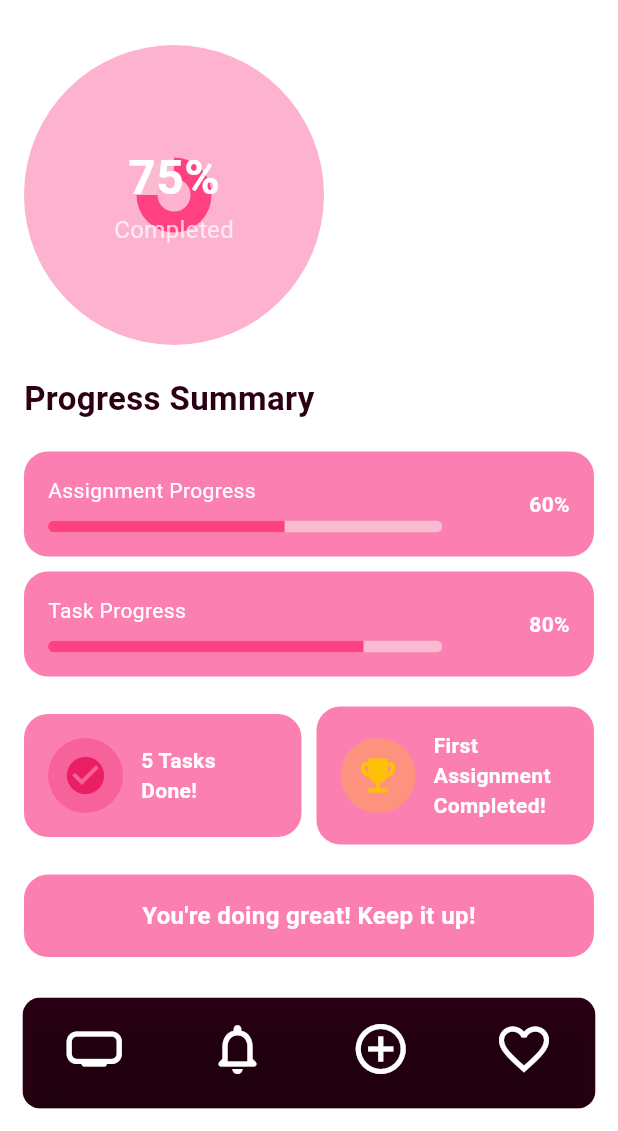
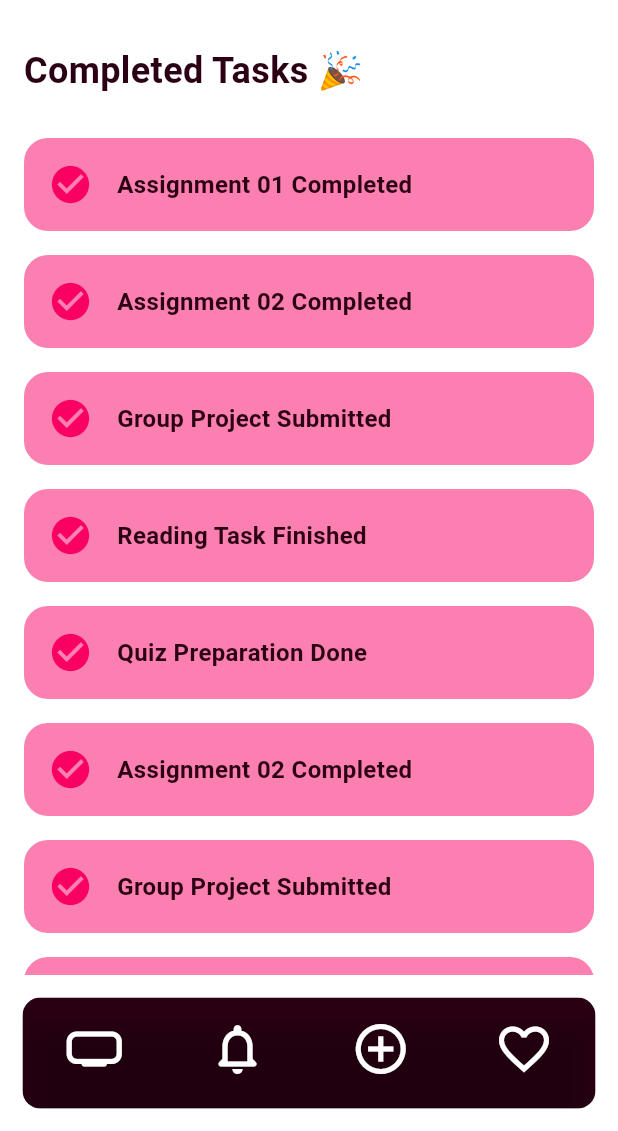
Before and after one commit to Dinesh0017/brain_buddy, a Flutter app: the DoneScreen screen opened by its route, on a phone screen of 412 x 824 dp, the part 105-1236 px from its top. Run offline on Flutter 3.47's test engine with Material 3 defaults, Android fonts, the phone set to English and light mode, and no system bars; our stand-ins replace fl_chart.

Commit message:
update done screen

```diff
--- a/lib/screens/done/done_screen.dart
+++ b/lib/screens/done/done_screen.dart
@@ -1,91 +1,58 @@
+import 'package:brain_buddy/screens/planner/planner_screen.dart';
+import 'package:flutter/material.dart';
 import 'package:brain_buddy/config/app_color.dart';
 import 'package:brain_buddy/widgets/main_screen_com.dart';
-import 'package:flutter/material.dart';
-import 'package:fl_chart/fl_chart.dart';
 
-class DoneScreen extends StatefulWidget {
+class DoneScreen extends StatelessWidget {
   const DoneScreen({super.key});
 
   @override
-  State<DoneScreen> createState() => _DoneScreenState();
-}
+  Widget build(BuildContext context) {
+    List<String> completedTasks = [
+      "Assignment 01 Completed",
+      "Assignment 02 Completed",
+      "Group Project Submitted",
+      "Reading Task Finished",
+      "Quiz Preparation Done",
+      "Assignment 02 Completed",
+      "Group Project Submitted",
+      "Reading Task Finished",
+      "Quiz Preparation Done",
+    ];
 
-class _DoneScreenState extends State<DoneScreen> {
-  double overallProgress = 75; // Overall circular progress
-  double assignmentProgress = 60; // Assignment bar
-  double taskProgress = 80; // Task bar
-
-  @override
-  Widget build(BuildContext context) {
     return MainScreenCom(
       children: [
         const SizedBox(height: 20),
-        _buildProgressCircle(overallProgress),
-        const SizedBox(height: 20),
         const Text(
-          'Progress Summary',
-          style: TextStyle(fontSize: 22, fontWeight: FontWeight.bold, color: AppColors.primary),
+          "Completed Tasks 🎉",
+          style: TextStyle(
+            fontSize: 24,
+            fontWeight: FontWeight.bold,
+            color: AppColors.primary,
+          ),
+          textAlign: TextAlign.center,
         ),
         const SizedBox(height: 20),
-        _buildProgressBar('Assignment Progress', assignmentProgress),
-        const SizedBox(height: 10),
-        _buildProgressBar('Task Progress', taskProgress),
-        const SizedBox(height: 20),
-        Row(
-          children: [
-            Expanded(child: _buildCard(Icons.check_circle, '5 Tasks\nDone!', Colors.pink)),
-            const SizedBox(width: 10),
-            Expanded(child: _buildCard(Icons.emoji_events, 'First Assignment\nCompleted!', Colors.amber)),
-          ],
+        ...completedTasks.map((task) => _buildDoneCard(task)).toList(),
+        const SizedBox(height: 30),
+        const Text(
+          "You're smashing your goals!",
+          style: TextStyle(
+            fontSize: 18,
+            fontWeight: FontWeight.w600,
+            color: AppColors.primary,
+          ),
+          textAlign: TextAlign.center,
         ),
-        const SizedBox(height: 20),
-        _buildMotivationalCard(),
-        const SizedBox(height: 20),
-        _buildLineChart(),
-        const SizedBox(height: 20),
+        const SizedBox(height: 30),
+        _buildBackButton(context),
       ],
     );
   }
 
-  Widget _buildProgressCircle(double percent) {
+  Widget _buildDoneCard(String task) {
     return Container(
-      width: 200,
-      height: 200,
-      decoration: BoxDecoration(
-        shape: BoxShape.circle,
-        color: AppColors.secondary.withOpacity(0.3),
-      ),
-      child: Center(
-        child: Stack(
-          alignment: Alignment.center,
-          children: [
-            CircularProgressIndicator(
-              value: percent / 100,
-              strokeWidth: 14,
-              backgroundColor: Colors.pink[100],
-              valueColor: AlwaysStoppedAnimation<Color>(Colors.pinkAccent),
-            ),
-            Column(
-              mainAxisSize: MainAxisSize.min,
-              children: [
-                Text(
-                  '${percent.toInt()}%',
-                  style: const TextStyle(fontSize: 32, fontWeight: FontWeight.bold, color: Colors.white),
-                ),
-                const Text(
-                  'Completed',
-                  style: TextStyle(fontSize: 16, color: Colors.white70),
-                ),
-              ],
-            ),
-          ],
-        ),
-      ),
-    );
-  }
-
-  Widget _buildProgressBar(String title, double value) {
-    return Container(
+      margin: const EdgeInsets.symmetric(vertical: 8),
       padding: const EdgeInsets.all(16),
       decoration: BoxDecoration(
         color: AppColors.secondary.withOpacity(0.5),
@@ -93,32 +60,16 @@ class _DoneScreenState extends State<DoneScreen> {
       ),
       child: Row(
         children: [
+          const Icon(Icons.check_circle, color: AppColors.secondary, size: 30),
+          const SizedBox(width: 16),
           Expanded(
-            flex: 7,
-            child: Column(
-              crossAxisAlignment: CrossAxisAlignment.start,
-              children: [
-                Text(title, style: const TextStyle(color: Colors.white)),
-                const SizedBox(height: 10),
-                ClipRRect(
-                  borderRadius: BorderRadius.circular(8),
-                  child: LinearProgressIndicator(
-                    value: value / 100,
-                    color: Colors.pinkAccent,
-                    backgroundColor: Colors.pink[100],
-                    minHeight: 8,
-                  ),
-                ),
-              ],
-            ),
-          ),
-          const SizedBox(width: 10),
-          Expanded(
-            flex: 2,
             child: Text(
-              '${value.toInt()}%',
-              style: const TextStyle(color: Colors.white, fontWeight: FontWeight.bold),
-              textAlign: TextAlign.end,
+              task,
+              style: const TextStyle(
+                fontSize: 16,
+                fontWeight: FontWeight.w600,
+                color: AppColors.primary,
+              ),
             ),
           ),
         ],
@@ -126,104 +77,24 @@ class _DoneScreenState extends State<DoneScreen> {
     );
   }
 
-  Widget _buildCard(IconData icon, String text, Color iconColor) {
-    return Container(
-      padding: const EdgeInsets.all(16),
-      decoration: BoxDecoration(
-        color: AppColors.secondary.withOpacity(0.5),
-        borderRadius: BorderRadius.circular(16),
-      ),
-      child: Row(
-        children: [
-          Container(
-            padding: const EdgeInsets.all(10),
-            decoration: BoxDecoration(
-              color: iconColor.withOpacity(0.3),
-              shape: BoxShape.circle,
-            ),
-            child: Icon(icon, color: iconColor, size: 30),
+  Widget _buildBackButton(BuildContext context) {
+    return GestureDetector(
+      onTap: () {
+  Navigator.push(context, MaterialPageRoute(builder: (_) => PlannerScreen()));
+},
+      child: Container(
+        width: double.infinity,
+        padding: const EdgeInsets.symmetric(vertical: 16),
+        decoration: BoxDecoration(
+          color: AppColors.secondary,
+          borderRadius: BorderRadius.circular(12),
+
+        ),
+        child: const Center(
+          child: Text(
+            'Go to Planner',
+            style: TextStyle(fontWeight: FontWeight.bold, color: AppColors.textPrimary,fontSize: 18),
           ),
-          const SizedBox(width: 12),
-          Expanded(
-            child: Text(
-              text,
-              style: const TextStyle(color: Colors.white, fontWeight: FontWeight.bold, fontSize: 14),
-            ),
-          ),
-        ],
-      ),
-    );
-  }
-
-  Widget _buildMotivationalCard() {
-    return Container(
-      width: double.infinity,
-      padding: const EdgeInsets.all(16),
-      decoration: BoxDecoration(
-        color: AppColors.secondary.withOpacity(0.5),
-        borderRadius: BorderRadius.circular(16),
-      ),
-      child: const Center(
-        child: Text(
-          "You're doing great! Keep it up!",
-          style: TextStyle(color: Colors.white, fontSize: 16, fontWeight: FontWeight.bold),
-          textAlign: TextAlign.center,
-        ),
-      ),
-    );
-  }
-
-  Widget _buildLineChart() {
-    return SizedBox(
-      height: 150,
-      child: LineChart(
-        LineChartData(
-          gridData: FlGridData(show: false),
-          titlesData: FlTitlesData(
-            bottomTitles: AxisTitles(
-              sideTitles: SideTitles(
-                showTitles: true,
-                interval: 1,
-                getTitlesWidget: (value, meta) {
-                  List<String> days = ["S", "M", "T", "W", "T", "F", "S"];
-                  int index = value.toInt();
-                  if (index < 0 || index >= days.length) {
-                    return const SizedBox.shrink();
-                  }
-                  return Text(
-                    days[index],
-                    style: const TextStyle(color: AppColors.textPrimary, fontWeight: FontWeight.bold),
-                  );
-                },
-              ),
-            ),
-            leftTitles: AxisTitles(sideTitles: SideTitles(showTitles: false)),
-            topTitles: AxisTitles(sideTitles: SideTitles(showTitles: false)),
-            rightTitles: AxisTitles(sideTitles: SideTitles(showTitles: false)),
-          ),
-          minX: 0,
-          maxX: 6,
-          minY: 0,
-          maxY: 10,
-          lineBarsData: [
-            LineChartBarData(
-              isCurved: true,
-              spots: [
-                FlSpot(0, 4),
-                FlSpot(1, 6),
-                FlSpot(2, 5),
-                FlSpot(3, 7),
-                FlSpot(4, 6),
-                FlSpot(5, 8),
-                FlSpot(6, 9),
-              ],
-
-              barWidth: 4,
-              isStrokeCapRound: true,
-              belowBarData: BarAreaData(show: false),
-              dotData: FlDotData(show: false),
-            ),
-          ],
         ),
       ),
     );
```
